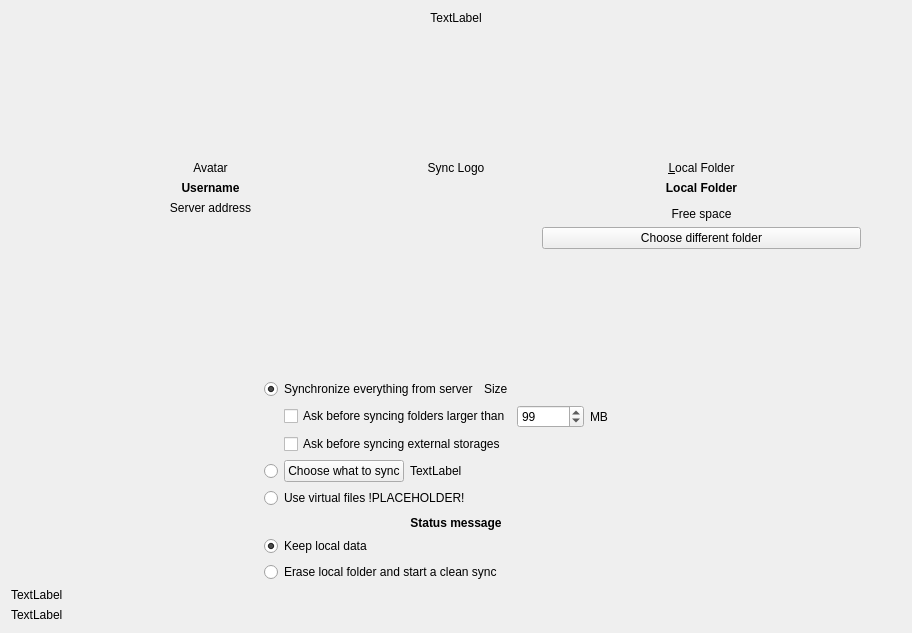
Old version of the form src/gui/wizard/owncloudadvancedsetuppage.ui in the repository nextcloud/desktop.
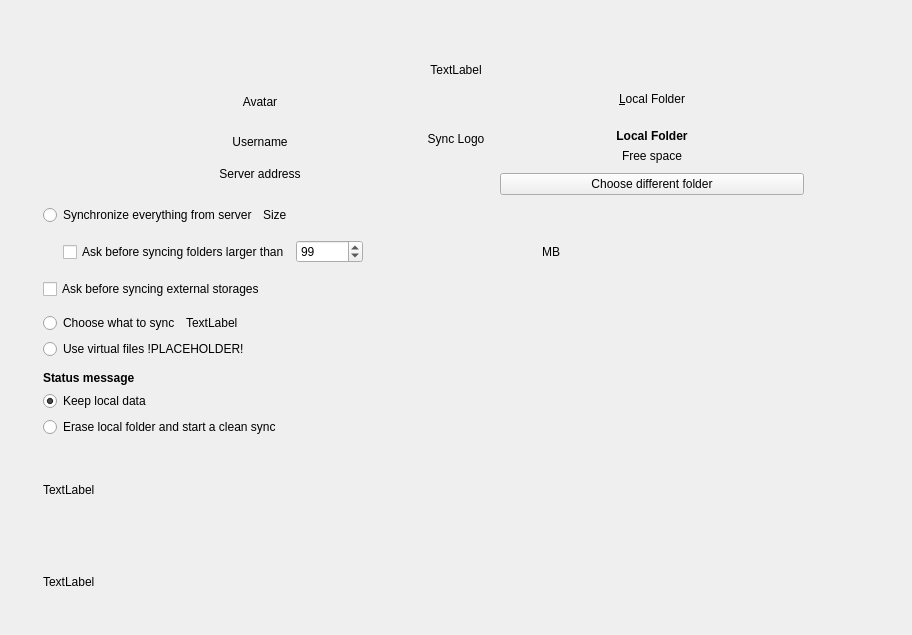
New version of the form.

```diff
--- a/src/gui/wizard/owncloudadvancedsetuppage.ui
+++ b/src/gui/wizard/owncloudadvancedsetuppage.ui
@@ -7,7 +7,7 @@
     <x>0</x>
     <y>0</y>
     <width>912</width>
-    <height>633</height>
+    <height>635</height>
    </rect>
   </property>
   <property name="sizePolicy">
@@ -19,14 +19,49 @@
   <property name="windowTitle">
    <string notr="true">Form</string>
   </property>
-  <layout class="QGridLayout" name="gridLayout_2">
-   <item row="0" column="0">
+  <layout class="QHBoxLayout" name="mainHBox">
+   <item>
+    <spacer name="leftHorizontalSpacer">
+     <property name="orientation">
+      <enum>Qt::Horizontal</enum>
+     </property>
+     <property name="sizeType">
+      <enum>QSizePolicy::Fixed</enum>
+     </property>
+     <property name="sizeHint" stdset="0">
+      <size>
+       <width>32</width>
+       <height>20</height>
+      </size>
+     </property>
+    </spacer>
+   </item>
+   <item>
     <layout class="QVBoxLayout" name="verticalLayout">
+     <item>
+      <spacer name="verticalSpacer_2">
+       <property name="orientation">
+        <enum>Qt::Vertical</enum>
+       </property>
+       <property name="sizeType">
+        <enum>QSizePolicy::Fixed</enum>
+       </property>
+       <property name="sizeHint" stdset="0">
+        <size>
+         <width>20</width>
+         <height>52</height>
+        </size>
+       </property>
+      </spacer>
+     </item>
      <item>
       <layout class="QHBoxLayout" name="resultLayout"/>
      </item>
      <item>
       <widget class="QLabel" name="topLabel">
+       <property name="enabled">
+        <bool>true</bool>
+       </property>
        <property name="sizePolicy">
         <sizepolicy hsizetype="Preferred" vsizetype="Fixed">
          <horstretch>0</horstretch>
@@ -48,12 +83,29 @@
       </widget>
      </item>
      <item>
-      <layout class="QGridLayout" name="locationsGridLayout" columnstretch="0,2,1,2,0">
+      <layout class="QHBoxLayout" name="topAreaHBox" stretch="4,1,4">
        <property name="sizeConstraint">
         <enum>QLayout::SetFixedSize</enum>
        </property>
-       <item row="1" column="1">
+       <property name="leftMargin">
+        <number>65</number>
+       </property>
+       <property name="rightMargin">
+        <number>65</number>
+       </property>
+       <item>
+        <layout class="QVBoxLayout" name="serverVBox">
+         <property name="sizeConstraint">
+          <enum>QLayout::SetFixedSize</enum>
+         </property>
+         <item>
         <widget class="QLabel" name="lServerIcon">
+           <property name="sizePolicy">
+            <sizepolicy hsizetype="Minimum" vsizetype="Maximum">
+             <horstretch>0</horstretch>
+             <verstretch>0</verstretch>
+            </sizepolicy>
+           </property>
          <property name="text">
           <string notr="true">Avatar</string>
          </property>
@@ -65,7 +117,97 @@
          </property>
         </widget>
        </item>
-       <item row="1" column="3">
+         <item>
+          <spacer>
+           <property name="orientation">
+            <enum>Qt::Vertical</enum>
+           </property>
+           <property name="sizeType">
+            <enum>QSizePolicy::Fixed</enum>
+           </property>
+           <property name="sizeHint" stdset="0">
+            <size>
+             <width>0</width>
+             <height>8</height>
+            </size>
+           </property>
+          </spacer>
+         </item>
+         <item>
+          <widget class="QLabel" name="userNameLabel">
+           <property name="sizePolicy">
+            <sizepolicy hsizetype="Minimum" vsizetype="Maximum">
+             <horstretch>0</horstretch>
+             <verstretch>0</verstretch>
+            </sizepolicy>
+           </property>
+           <property name="text">
+            <string>Username</string>
+           </property>
+           <property name="textFormat">
+            <enum>Qt::PlainText</enum>
+           </property>
+           <property name="alignment">
+            <set>Qt::AlignCenter</set>
+           </property>
+          </widget>
+         </item>
+         <item>
+          <widget class="QLabel" name="serverAddressLabel">
+           <property name="sizePolicy">
+            <sizepolicy hsizetype="Minimum" vsizetype="Maximum">
+             <horstretch>0</horstretch>
+             <verstretch>0</verstretch>
+            </sizepolicy>
+           </property>
+           <property name="text">
+            <string>Server address</string>
+           </property>
+           <property name="textFormat">
+            <enum>Qt::PlainText</enum>
+           </property>
+           <property name="alignment">
+            <set>Qt::AlignHCenter|Qt::AlignTop</set>
+           </property>
+           <property name="wordWrap">
+            <bool>true</bool>
+           </property>
+          </widget>
+         </item>
+        </layout>
+       </item>
+       <item>
+        <layout class="QVBoxLayout" name="arrowVBox">
+         <property name="sizeConstraint">
+          <enum>QLayout::SetFixedSize</enum>
+         </property>
+         <item>
+          <widget class="QLabel" name="syncLogoLabel">
+           <property name="sizePolicy">
+            <sizepolicy hsizetype="Minimum" vsizetype="Fixed">
+             <horstretch>0</horstretch>
+             <verstretch>0</verstretch>
+            </sizepolicy>
+           </property>
+           <property name="text">
+            <string>Sync Logo</string>
+           </property>
+           <property name="textFormat">
+            <enum>Qt::PlainText</enum>
+           </property>
+           <property name="alignment">
+            <set>Qt::AlignHCenter|Qt::AlignTop</set>
+           </property>
+          </widget>
+         </item>
+        </layout>
+       </item>
+       <item>
+        <layout class="QVBoxLayout" name="locationsVBox">
+         <property name="sizeConstraint">
+          <enum>QLayout::SetFixedSize</enum>
+         </property>
+         <item>
         <widget class="QLabel" name="lLocal">
          <property name="sizePolicy">
           <sizepolicy hsizetype="Minimum" vsizetype="Preferred">
@@ -73,6 +215,12 @@
            <verstretch>0</verstretch>
           </sizepolicy>
          </property>
+           <property name="minimumSize">
+            <size>
+             <width>0</width>
+             <height>32</height>
+            </size>
+           </property>
          <property name="text">
           <string>&amp;Local Folder</string>
          </property>
@@ -87,26 +235,30 @@
          </property>
         </widget>
        </item>
-       <item row="2" column="1">
-        <widget class="QLabel" name="userNameLabel">
-         <property name="font">
-          <font>
-           <bold>true</bold>
-          </font>
-         </property>
-         <property name="text">
-          <string>Username</string>
-         </property>
-         <property name="textFormat">
-          <enum>Qt::PlainText</enum>
-         </property>
-         <property name="alignment">
-          <set>Qt::AlignCenter</set>
-         </property>
-        </widget>
-       </item>
-       <item row="2" column="3">
+         <item>
+          <spacer>
+           <property name="orientation">
+            <enum>Qt::Vertical</enum>
+           </property>
+           <property name="sizeType">
+            <enum>QSizePolicy::Fixed</enum>
+           </property>
+           <property name="sizeHint" stdset="0">
+            <size>
+             <width>0</width>
+             <height>8</height>
+            </size>
+           </property>
+          </spacer>
+         </item>
+         <item>
         <widget class="QLabel" name="localFolderDescriptionLabel">
+           <property name="sizePolicy">
+            <sizepolicy hsizetype="Minimum" vsizetype="Fixed">
+             <horstretch>0</horstretch>
+             <verstretch>0</verstretch>
+            </sizepolicy>
+           </property>
          <property name="font">
           <font>
            <bold>true</bold>
@@ -123,26 +275,7 @@
          </property>
         </widget>
        </item>
-       <item row="5" column="3">
-        <widget class="QPushButton" name="pbSelectLocalFolder">
-         <property name="sizePolicy">
-          <sizepolicy hsizetype="Minimum" vsizetype="Fixed">
-           <horstretch>0</horstretch>
-           <verstretch>0</verstretch>
-          </sizepolicy>
-         </property>
-         <property name="text">
-          <string>Choose different folder</string>
-         </property>
-         <property name="autoDefault">
-          <bool>true</bool>
-         </property>
-         <property name="default">
-          <bool>false</bool>
-         </property>
-        </widget>
-       </item>
-       <item row="4" column="3">
+         <item>
         <widget class="QLabel" name="lFreeSpace">
          <property name="sizePolicy">
           <sizepolicy hsizetype="Minimum" vsizetype="Fixed">
@@ -164,142 +297,85 @@
          </property>
         </widget>
        </item>
-       <item row="0" column="4" rowspan="7">
-        <spacer name="horizontalSpacer_13">
-         <property name="orientation">
-          <enum>Qt::Horizontal</enum>
-         </property>
-         <property name="sizeHint" stdset="0">
+         <item>
+          <spacer name="buttonSpacer">
+           <property name="minimumSize">
           <size>
-           <width>40</width>
-           <height>20</height>
-          </size>
-         </property>
-        </spacer>
-       </item>
-       <item row="0" column="1" colspan="3">
-        <spacer name="verticalSpacer_3">
+             <width>0</width>
+             <height>4</height>
+            </size>
+           </property>
          <property name="orientation">
           <enum>Qt::Vertical</enum>
          </property>
          <property name="sizeType">
-          <enum>QSizePolicy::Expanding</enum>
+            <enum>QSizePolicy::Preferred</enum>
          </property>
          <property name="sizeHint" stdset="0">
           <size>
-           <width>20</width>
-           <height>40</height>
-          </size>
-         </property>
-        </spacer>
-       </item>
-       <item row="6" column="1" colspan="3">
-        <spacer name="verticalSpacer_5">
-         <property name="orientation">
-          <enum>Qt::Vertical</enum>
-         </property>
-         <property name="sizeType">
-          <enum>QSizePolicy::Expanding</enum>
-         </property>
-         <property name="sizeHint" stdset="0">
-          <size>
-           <width>20</width>
-           <height>40</height>
-          </size>
-         </property>
-        </spacer>
-       </item>
-       <item row="0" column="0" rowspan="7">
-        <spacer name="horizontalSpacer_12">
-         <property name="orientation">
-          <enum>Qt::Horizontal</enum>
-         </property>
-         <property name="sizeHint" stdset="0">
-          <size>
            <width>40</width>
-           <height>20</height>
+             <height>16</height>
           </size>
          </property>
         </spacer>
        </item>
-       <item row="3" column="1" rowspan="2">
-        <widget class="QLabel" name="serverAddressLabel">
+         <item>
+          <widget class="QPushButton" name="pbSelectLocalFolder">
+           <property name="sizePolicy">
+            <sizepolicy hsizetype="Minimum" vsizetype="Minimum">
+             <horstretch>0</horstretch>
+             <verstretch>0</verstretch>
+            </sizepolicy>
+           </property>
          <property name="text">
-          <string>Server address</string>
-         </property>
-         <property name="textFormat">
-          <enum>Qt::PlainText</enum>
-         </property>
-         <property name="alignment">
-          <set>Qt::AlignHCenter|Qt::AlignTop</set>
-         </property>
-         <property name="wordWrap">
+            <string>Choose different folder</string>
+           </property>
+           <property name="autoDefault">
           <bool>true</bool>
          </property>
-        </widget>
-       </item>
-       <item row="1" column="2">
-        <widget class="QLabel" name="syncLogoLabel">
-         <property name="text">
-          <string>Sync Logo</string>
-         </property>
-         <property name="textFormat">
-          <enum>Qt::PlainText</enum>
-         </property>
-         <property name="alignment">
-          <set>Qt::AlignCenter</set>
-         </property>
+           <property name="default">
+            <bool>false</bool>
+           </property>
         </widget>
        </item>
       </layout>
      </item>
+      </layout>
+     </item>
      <item>
-      <layout class="QHBoxLayout" name="horizontalLayout_2">
-       <property name="sizeConstraint">
-        <enum>QLayout::SetMinimumSize</enum>
+      <spacer name="verticalSpacer">
+       <property name="minimumSize">
+        <size>
+         <width>0</width>
+         <height>4</height>
+        </size>
        </property>
-       <property name="topMargin">
-        <number>0</number>
-       </property>
-       <property name="bottomMargin">
-        <number>0</number>
-       </property>
-       <item>
-        <spacer name="horizontalSpacer_14">
          <property name="orientation">
-          <enum>Qt::Horizontal</enum>
+        <enum>Qt::Vertical</enum>
+       </property>
+       <property name="sizeType">
+        <enum>QSizePolicy::Fixed</enum>
          </property>
          <property name="sizeHint" stdset="0">
           <size>
-           <width>40</width>
-           <height>20</height>
+         <width>0</width>
+         <height>32</height>
           </size>
          </property>
         </spacer>
        </item>
-       <item>
-        <layout class="QVBoxLayout" name="verticalLayout_7">
-         <property name="rightMargin">
-          <number>0</number>
-         </property>
-         <property name="bottomMargin">
-          <number>0</number>
-         </property>
          <item>
           <layout class="QVBoxLayout" name="wSyncStrategy">
-           <property name="topMargin">
-            <number>0</number>
-           </property>
-           <property name="bottomMargin">
-            <number>0</number>
-           </property>
            <item>
-            <layout class="QHBoxLayout" name="horizontalLayout_5">
-             <property name="topMargin">
-              <number>0</number>
-             </property>
+        <layout class="QHBoxLayout" name="wSyncStrategySynchronizeEverything">
              <item>
               <widget class="QRadioButton" name="rSyncEverything">
+           <property name="sizePolicy">
+            <sizepolicy hsizetype="Minimum" vsizetype="Minimum">
+             <horstretch>0</horstretch>
+             <verstretch>0</verstretch>
+            </sizepolicy>
+           </property>
                <property name="text">
                 <string>Synchronize everything from server</string>
                </property>
@@ -335,9 +411,6 @@
            </item>
            <item>
             <layout class="QHBoxLayout" name="horizontalLayout_6">
-             <property name="topMargin">
-              <number>0</number>
-             </property>
              <item>
               <spacer name="horizontalSpacer_8">
                <property name="orientation">
@@ -383,7 +456,9 @@
              <item>
               <widget class="QLabel" name="confTraillingSizeLabel">
                <property name="text">
-                <string extracomment="Trailing part of &quot;Ask confirmation before syncing folder larger than&quot; ">MB</string>
+            <string extracomment="Trailing part of &quot;Ask confirmation before syncing folder larger than&quot; ">
+                                                    MB
+                                                </string>
                </property>
                <property name="textFormat">
                 <enum>Qt::PlainText</enum>
@@ -407,51 +482,22 @@
            </item>
            <item>
             <layout class="QHBoxLayout" name="horizontalLayout_8">
-             <property name="topMargin">
-              <number>0</number>
-             </property>
-             <item>
-              <spacer name="horizontalSpacer_9">
-               <property name="orientation">
-                <enum>Qt::Horizontal</enum>
-               </property>
-               <property name="sizeType">
-                <enum>QSizePolicy::Minimum</enum>
-               </property>
-               <property name="sizeHint" stdset="0">
-                <size>
-                 <width>20</width>
-                 <height>20</height>
-                </size>
-               </property>
-              </spacer>
-             </item>
              <item>
               <widget class="QCheckBox" name="confCheckBoxExternal">
                <property name="text">
                 <string>Ask before syncing external storages</string>
                </property>
-              </widget>
-             </item>
-             <item>
-              <spacer name="horizontalSpacer_10">
-               <property name="orientation">
-                <enum>Qt::Horizontal</enum>
-               </property>
-               <property name="sizeHint" stdset="0">
-                <size>
-                 <width>40</width>
-                 <height>20</height>
-                </size>
-               </property>
-              </spacer>
-             </item>
+           <property name="leftMargin" stdset="0">
+            <number>32</number>
+           </property>
+          </widget>
+         </item>
             </layout>
            </item>
            <item>
             <layout class="QHBoxLayout" name="horizontalLayout_10">
              <property name="topMargin">
-              <number>0</number>
+          <number>8</number>
              </property>
              <item>
               <widget class="QRadioButton" name="rSelectiveSync">
@@ -462,22 +508,9 @@
                 </sizepolicy>
                </property>
                <property name="text">
-                <string/>
-               </property>
-               <property name="checkable">
-                <bool>false</bool>
-               </property>
-              </widget>
-             </item>
-             <item>
-              <widget class="QPushButton" name="bSelectiveSync">
-               <property name="text">
                 <string>Choose what to sync</string>
                </property>
-               <property name="autoDefault">
-                <bool>true</bool>
-               </property>
-               <property name="default">
+           <property name="checkable">
                 <bool>false</bool>
                </property>
               </widget>
@@ -543,14 +576,29 @@
           </layout>
          </item>
          <item>
-          <widget class="QWidget" name="resolutionWidget" native="true">
-           <property name="sizePolicy">
-            <sizepolicy hsizetype="Minimum" vsizetype="Minimum">
-             <horstretch>0</horstretch>
-             <verstretch>0</verstretch>
-            </sizepolicy>
-           </property>
-           <layout class="QVBoxLayout" name="resolutionWidgetLayout" stretch="0,0,0">
+      <spacer>
+       <property name="minimumSize">
+        <size>
+         <width>0</width>
+         <height>4</height>
+        </size>
+       </property>
+       <property name="orientation">
+        <enum>Qt::Vertical</enum>
+       </property>
+       <property name="sizeType">
+        <enum>QSizePolicy::Fixed</enum>
+       </property>
+       <property name="sizeHint" stdset="0">
+        <size>
+         <width>0</width>
+         <height>16</height>
+        </size>
+       </property>
+      </spacer>
+     </item>
+     <item>
+      <layout class="QVBoxLayout" name="resolutionWidgetLayout">
             <property name="spacing">
              <number>6</number>
             </property>
@@ -593,10 +641,10 @@
                <enum>Qt::AutoText</enum>
               </property>
               <property name="alignment">
-               <set>Qt::AlignCenter</set>
+          <set>Qt::AlignLeading</set>
               </property>
               <property name="wordWrap">
-               <bool>false</bool>
+          <bool>true</bool>
               </property>
              </widget>
             </item>
@@ -636,24 +684,28 @@
              </widget>
             </item>
            </layout>
-          </widget>
-         </item>
-        </layout>
        </item>
        <item>
-        <spacer name="horizontalSpacer_15">
+      <spacer>
+       <property name="minimumSize">
+        <size>
+         <width>0</width>
+         <height>4</height>
+        </size>
+       </property>
          <property name="orientation">
-          <enum>Qt::Horizontal</enum>
+        <enum>Qt::Vertical</enum>
+       </property>
+       <property name="sizeType">
+        <enum>QSizePolicy::Preferred</enum>
          </property>
          <property name="sizeHint" stdset="0">
           <size>
-           <width>40</width>
-           <height>20</height>
+         <width>0</width>
+         <height>16</height>
           </size>
          </property>
         </spacer>
-       </item>
-      </layout>
      </item>
      <item>
       <widget class="QLabel" name="errorLabel">
@@ -677,6 +729,22 @@
      </item>
     </layout>
    </item>
+   <item>
+    <spacer name="rightHorizontalSpacer">
+     <property name="orientation">
+      <enum>Qt::Horizontal</enum>
+     </property>
+     <property name="sizeType">
+      <enum>QSizePolicy::Fixed</enum>
+     </property>
+     <property name="sizeHint" stdset="0">
+      <size>
+       <width>32</width>
+       <height>20</height>
+      </size>
+     </property>
+    </spacer>
+   </item>
   </layout>
  </widget>
  <resources/>
```
Left out of the diff: 6 changed lines with no effect on the pictures. Lines whose indentation alone changed are shown as unchanged.
